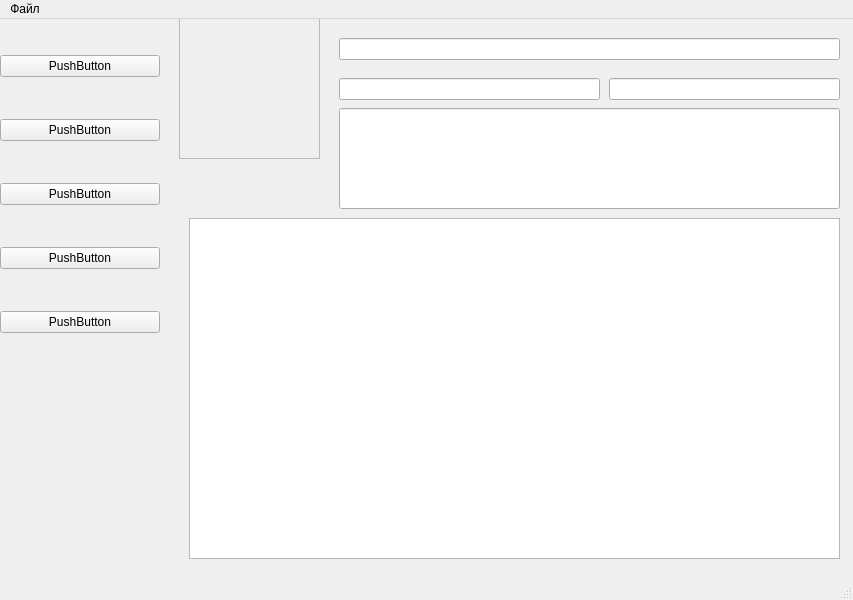
This is client/ui/mainwindow.ui in ArchivedProje/bsbd as Qt 5 draws it before an edit. The edited form follows.
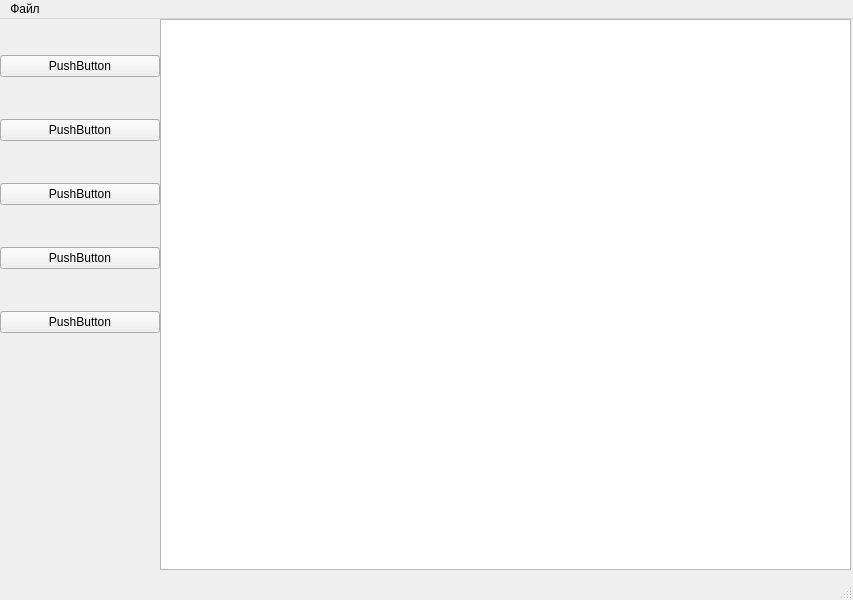
This is the edited form.

The edit to the form file:
```diff
--- a/client/ui/mainwindow.ui
+++ b/client/ui/mainwindow.ui
@@ -14,88 +14,6 @@
    <string>MainWindow</string>
   </property>
   <widget class="QWidget" name="centralwidget">
-   <widget class="QStackedWidget" name="stackedWidget">
-    <property name="geometry">
-     <rect>
-      <x>179</x>
-      <y>-1</y>
-      <width>671</width>
-      <height>571</height>
-     </rect>
-    </property>
-    <property name="currentIndex">
-     <number>1</number>
-    </property>
-    <widget class="QWidget" name="page"/>
-    <widget class="QWidget" name="page_2">
-     <widget class="QLineEdit" name="lineEdit">
-      <property name="geometry">
-       <rect>
-        <x>160</x>
-        <y>20</y>
-        <width>501</width>
-        <height>22</height>
-       </rect>
-      </property>
-     </widget>
-     <widget class="QFrame" name="frame">
-      <property name="geometry">
-       <rect>
-        <x>0</x>
-        <y>0</y>
-        <width>141</width>
-        <height>141</height>
-       </rect>
-      </property>
-      <property name="frameShape">
-       <enum>QFrame::StyledPanel</enum>
-      </property>
-      <property name="frameShadow">
-       <enum>QFrame::Raised</enum>
-      </property>
-     </widget>
-     <widget class="QLineEdit" name="lineEdit_2">
-      <property name="geometry">
-       <rect>
-        <x>160</x>
-        <y>60</y>
-        <width>261</width>
-        <height>22</height>
-       </rect>
-      </property>
-     </widget>
-     <widget class="QLineEdit" name="lineEdit_3">
-      <property name="geometry">
-       <rect>
-        <x>430</x>
-        <y>60</y>
-        <width>231</width>
-        <height>22</height>
-       </rect>
-      </property>
-     </widget>
-     <widget class="QLineEdit" name="lineEdit_7">
-      <property name="geometry">
-       <rect>
-        <x>160</x>
-        <y>90</y>
-        <width>501</width>
-        <height>101</height>
-       </rect>
-      </property>
-     </widget>
-     <widget class="QListView" name="listView">
-      <property name="geometry">
-       <rect>
-        <x>10</x>
-        <y>200</y>
-        <width>651</width>
-        <height>341</height>
-       </rect>
-      </property>
-     </widget>
-    </widget>
-   </widget>
    <widget class="QWidget" name="verticalLayoutWidget">
     <property name="geometry">
      <rect>
@@ -143,6 +61,19 @@
      </item>
     </layout>
    </widget>
+   <widget class="QListView" name="listView">
+    <property name="geometry">
+     <rect>
+      <x>160</x>
+      <y>0</y>
+      <width>691</width>
+      <height>551</height>
+     </rect>
+    </property>
+    <property name="flow">
+     <enum>QListView::LeftToRight</enum>
+    </property>
+   </widget>
   </widget>
   <widget class="QMenuBar" name="menubar">
    <property name="geometry">
```
